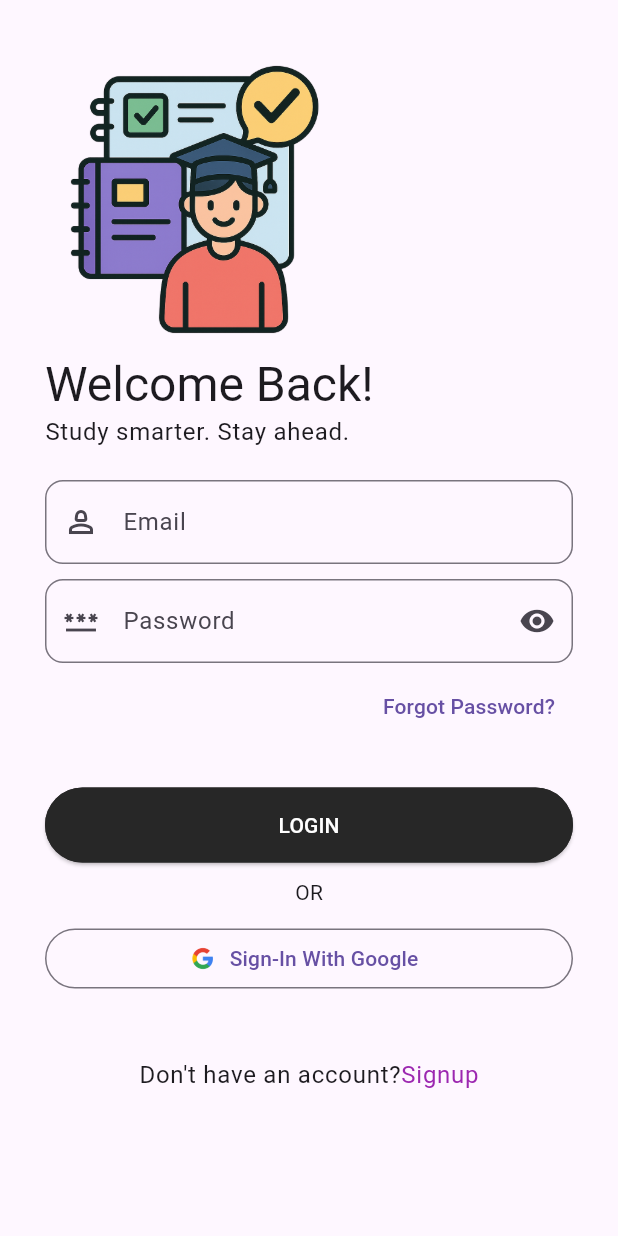
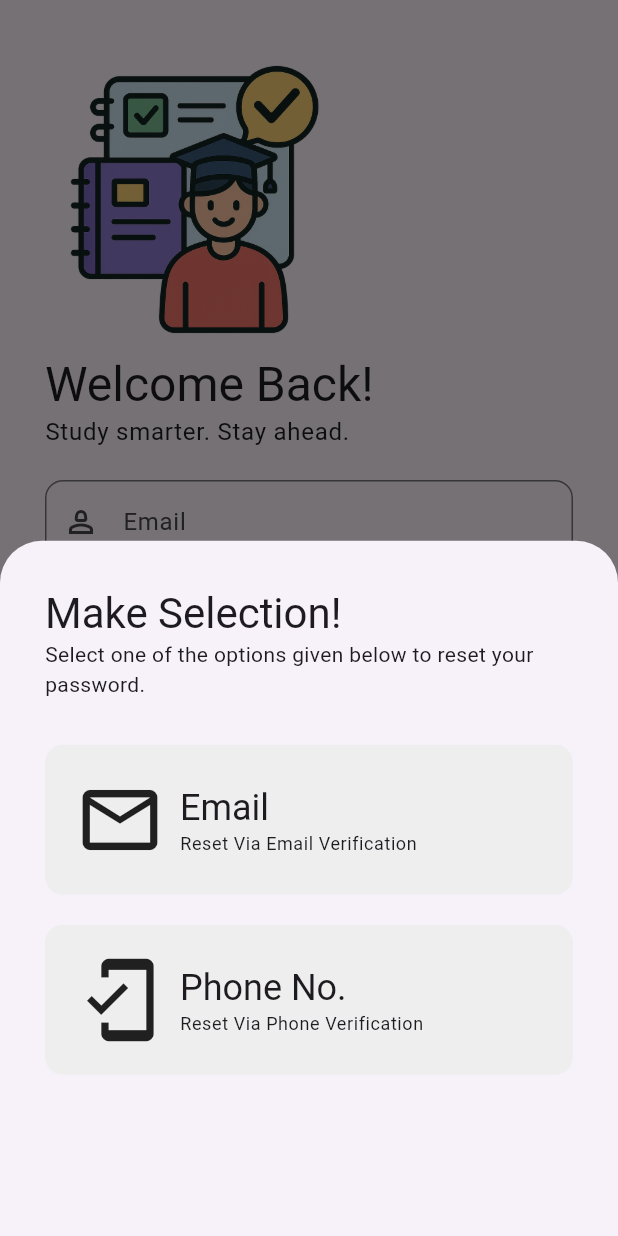
Before and after one commit to DevKorrir/SmartPace, a Flutter app: the Login screen opened directly, after a tap on "Forgot Password?", on a phone screen of 412 x 824 dp. Run offline on Flutter 3.47's test engine with Material 3 defaults, Android fonts, the phone set to English and light mode, and no system bars; our stand-ins replace flutter_otp_text_field, get, google_fonts.

Commit message:
created forgot_password and OTP screen

```diff
--- a/lib/main.dart
+++ b/lib/main.dart
@@ -1,5 +1,5 @@
 import 'package:flutter/material.dart';
-import 'package:get/get_navigation/src/root/get_material_app.dart';
+import 'package:get/get.dart';
 import 'package:smart_pace/src/features/screens/splash/splash_screen.dart';
 
 void main() {
@@ -14,6 +14,8 @@ class MyApp extends StatelessWidget {
     return GetMaterialApp(
       debugShowCheckedModeBanner: false,
       home: SplashScreen(),
+      defaultTransition: Transition.rightToLeftWithFade,
+      transitionDuration: const Duration(milliseconds: 500),
     );
   }
 }
--- a/lib/src/constants/image_string.dart
+++ b/lib/src/constants/image_string.dart
@@ -4,3 +4,5 @@ const tSplashImage = "assets/images/splash_img.png";
 const String tWelcomeScreenImage ="assets/images/welcome.png";
 
 const String tGoogleLogoImage ="assets/logo/google.webp";
+
+const String tForgotImage = "assets/images/forgot.png";
--- a/lib/src/constants/text_string.dart
+++ b/lib/src/constants/text_string.dart
@@ -22,3 +22,21 @@ const String tSignUpTitle ="Get On Board!";
 const String tSignUpnSubtitle = "Create your profile to start your Journey.";
 const String tFullName = "Full Name";
 const String tPhoneNo = "Phone No.";
+
+// Forgot Password text
+const String tForgotPasswordTitle = "Make Selection!";
+const String tForgotPasswordSubTitle = "Select one of the options given below to reset your password.";
+const String tResetViaEmail = "Reset Via Email Verification";
+const String tResetViaPhone = "Reset Via Phone Verification";
+
+// Forgot Phone Password
+const String tForgotPhoneSubtitle = "Enter your registered Phone No to receive OTP";
+
+// Forgot Mail Password
+const String tForgotMailSubtitle = "Enter your registered Email No to receive OTP";
+const String tNext ="Next";
+
+// OTP
+const String tOtpTitle = "CO \nDE";
+const String tOtpSubtitle = "Verification";
+const String tOtpMessage = "Enter the verification code sent at ";
--- a/lib/src/features/authentication/controllers/splash_screen_controller.dart
+++ b/lib/src/features/authentication/controllers/splash_screen_controller.dart
@@ -17,7 +17,7 @@ class SplashScreenController extends GetxController{
       if(_dispose.value) return;
       animate.value = true;
 
-      await Future.delayed(Duration(milliseconds: 5000));
+      await Future.delayed(Duration(milliseconds: 3000));
       if(_dispose.value) return;
 
       Get.offAll(() => const Welcome());
--- /dev/null
+++ b/lib/src/features/forgot_password/forgot_password_options/forgot_password_btn_widget.dart
@@ -0,0 +1,42 @@
+import 'package:flutter/material.dart';
+
+class ForgotPasswordWidget extends StatelessWidget {
+  const ForgotPasswordWidget({
+    required this.btnIcon,
+    required this.title,
+    required this.subTitle,
+    required this.onTap,
+    super.key,
+  });
+
+  final IconData btnIcon;
+  final String title, subTitle;
+  final VoidCallback onTap;
+
+  @override
+  Widget build(BuildContext context) {
+    return GestureDetector(
+      onTap: onTap,
+      child: Container(
+        padding: const EdgeInsets.all(20.0),
+        decoration: BoxDecoration(
+          borderRadius: BorderRadius.circular(12),
+          color: Colors.grey.shade200,
+        ),
+        child: Row(
+          children: [
+            Icon(btnIcon, size: 60,),
+            const SizedBox(width: 10,),
+            Column(
+              crossAxisAlignment: CrossAxisAlignment.start,
+              children: [
+                Text(title,style: Theme.of(context).textTheme.headlineSmall,),
+                Text(subTitle,style: Theme.of(context).textTheme.bodySmall,),
+              ],
+            )
+          ],
+        ),
+      ),
+    );
+  }
+}
--- /dev/null
+++ b/lib/src/features/forgot_password/forgot_password_options/forgot_password_model_bottom_sheet.dart
@@ -0,0 +1,49 @@
+import 'package:flutter/material.dart';
+import 'package:get/get.dart';
+import 'package:smart_pace/src/features/forgot_password/forgot_password_mail/forgot_password_mail.dart';
+import 'package:smart_pace/src/features/forgot_password/forgot_password_phone/forgot_password_phone.dart';
+
+import '../../../constants/sizes.dart';
+import '../../../constants/text_string.dart';
+import 'forgot_password_btn_widget.dart';
+
+class ForgotPasswordScreen {
+  static Future<dynamic> buildShowModalBottomSheet(BuildContext context) {
+    return showModalBottomSheet(
+      context: context,
+      builder:
+          (context) => Container(
+            padding: EdgeInsets.all(tDefaultSize),
+            child: Column(
+              crossAxisAlignment: CrossAxisAlignment.start,
+              children: [
+                Text(
+                  tForgotPasswordTitle,
+                  style: Theme.of(context).textTheme.headlineMedium,
+                ),
+                Text(
+                  tForgotPasswordSubTitle,
+                  style: Theme.of(context).textTheme.bodyMedium,
+                ),
+                const SizedBox(height: tDefaultSize),
+                ForgotPasswordWidget(
+                  btnIcon: Icons.email_outlined,
+                  title: tEmail,
+                  subTitle: tResetViaEmail,
+                  onTap: () {
+                    Get.to(() => ForgotPasswordMailScreen());
+                  },
+                ),
+                const SizedBox(height: 20.0),
+                ForgotPasswordWidget(
+                  btnIcon: Icons.mobile_friendly,
+                  title: tPhoneNo,
+                  subTitle: tResetViaPhone,
+                  onTap: () {Get.to(ForgotPasswordPhoneScreen());},
+                ),
+              ],
+            ),
+          ),
+    );
+  }
+}
--- a/lib/src/features/screens/auth/login.dart
+++ b/lib/src/features/screens/auth/login.dart
@@ -6,6 +6,8 @@ import 'package:smart_pace/src/constants/text_string.dart';
 import 'package:smart_pace/src/features/screens/auth/sign_up.dart';
 
 import '../../../constants/colors.dart';
+import '../../forgot_password/forgot_password_options/forgot_password_btn_widget.dart';
+import '../../forgot_password/forgot_password_options/forgot_password_model_bottom_sheet.dart';
 
 class Login extends StatelessWidget {
   const Login({super.key});
@@ -70,7 +72,9 @@ class Login extends StatelessWidget {
                       Align(
                         alignment: Alignment.centerRight,
                         child: TextButton(
-                          onPressed: () {},
+                          onPressed: () {
+                            ForgotPasswordScreen.buildShowModalBottomSheet(context);
+                          },
                           child: Text(tForgotPassword),
                         ),
                       ),
@@ -110,11 +114,17 @@ class Login extends StatelessWidget {
                           ),
                           const SizedBox(height: tFormHeight),
                           TextButton(
-                            onPressed: () => Get.offAll(SignUp()),
+                            onPressed: () => Get.to(()=>SignUp()),
                             child: Text.rich(
                               TextSpan(
-                                text: tDontHaveAnAccount,style: Theme.of(context).textTheme.bodyLarge,
-                                children: [TextSpan(text: tSignup,style: TextStyle(color: Colors.purple))],
+                                text: tDontHaveAnAccount,
+                                style: Theme.of(context).textTheme.bodyLarge,
+                                children: [
+                                  TextSpan(
+                                    text: tSignup,
+                                    style: TextStyle(color: Colors.purple),
+                                  ),
+                                ],
                               ),
                             ),
                           ),
@@ -130,4 +140,6 @@ class Login extends StatelessWidget {
       ),
     );
   }
+
+
 }
--- a/lib/src/features/screens/auth/sign_up.dart
+++ b/lib/src/features/screens/auth/sign_up.dart
@@ -66,7 +66,7 @@ class SignUp extends StatelessWidget {
 
                         TextField(
                           decoration: InputDecoration(
-                            prefixIcon: Icon(Icons.numbers_outlined),
+                            prefixIcon: Icon(Icons.phone),
                             labelText: tPhoneNo,
                             hintText: tPhoneNo,
                             border: OutlineInputBorder(
@@ -121,7 +121,7 @@ class SignUp extends StatelessWidget {
                             ),
                             const SizedBox(height: tFormHeight),
                             TextButton(
-                              onPressed: () => Get.offAll(Login()),
+                              onPressed: () => Get.to(()=>Login()),
                               child: Text.rich(
                                 TextSpan(
                                   text: tAlreadyHaveAnAccount,style: Theme.of(context).textTheme.bodyLarge,
--- a/lib/src/features/screens/welcome/welcome.dart
+++ b/lib/src/features/screens/welcome/welcome.dart
@@ -41,7 +41,7 @@ class Welcome extends StatelessWidget {
                 children: [
                   Expanded(
                     child: OutlinedButton(
-                      onPressed: () => Get.offAll(() => Login()),
+                      onPressed: () => Get.to(() => Login()),
                       style:  OutlinedButton.styleFrom(
                           foregroundColor: tSecondaryColor,
                           side: BorderSide(color: tSecondaryColor),
@@ -54,7 +54,7 @@ class Welcome extends StatelessWidget {
                   const SizedBox(width: 10),
                   Expanded(
                     child: ElevatedButton(
-                      onPressed: () => Get.offAll(SignUp()),
+                      onPressed: () => Get.offAll(()=>SignUp()),
                       style:  ElevatedButton.styleFrom(
                           foregroundColor: tWhiteColor,
                           backgroundColor: tSecondaryColor,
--- a/pubspec.yaml
+++ b/pubspec.yaml
@@ -18,6 +18,9 @@ dependencies:
 
   cupertino_icons: ^1.0.8
   get:
+  flutter_otp_text_field: ^1.5.1+1
+  google_fonts: ^6.1.0
+
 
 dev_dependencies:
   flutter_test:
```
Also changed, not shown: lib/src/common_widgets/forgot_password/form_header_widget.dart (added, +33 -0 lines), lib/src/features/forgot_password/forgot_password_mail/forgot_password_mail.dart (added, +72 -0 lines), lib/src/features/forgot_password/forgot_password_otp/otp_screen.dart (added, +60 -0 lines), lib/src/features/forgot_password/forgot_password_phone/forgot_password_phone.dart (added, +72 -0 lines), assets/images/forgot.png (added), pubspec.lock, 1 other file.
